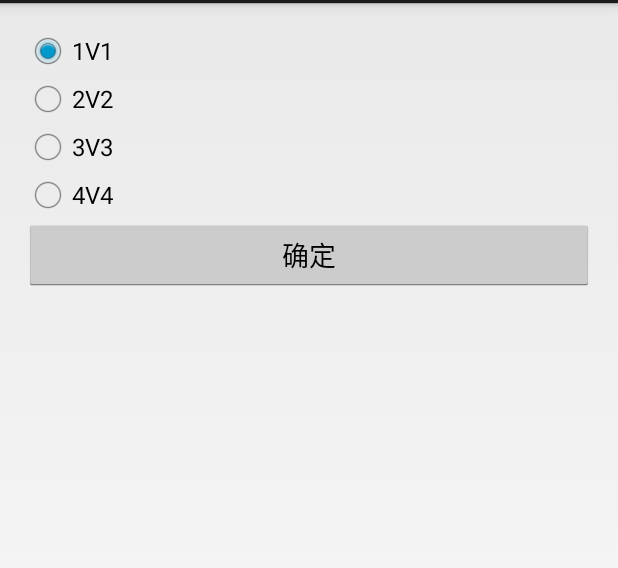
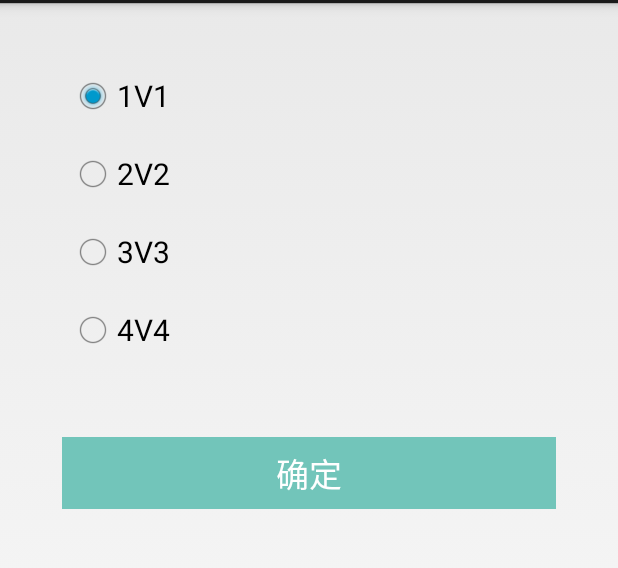
Before and after one commit to WYK765331852/TankBattles, an Android app: the screen it shows after launch (MainActivity), on a phone screen of 412 x 824 dp, the part 69-637 px from its top. Run offline under Robolectric (Android 15) with nearby library versions, the phone set to English and light mode, and no system bars; our stand-ins replace CircleImageView.

Commit message:
change UI

```diff
--- a/app/src/main/java/com/tju/tank/ChooseTank.java
+++ b/app/src/main/java/com/tju/tank/ChooseTank.java
@@ -25,7 +25,7 @@ public class ChooseTank extends Activity {
         super.onCreate(savedInstanceState);
         setContentView(R.layout.choosetank_layout);
         tank = findViewById(R.id.tank);
-        btn_main_ok = findViewById(R.id.btn_main_ok);
+        btn_main_ok = findViewById(R.id.btn_main2_ok);
         btn_main_ok.setOnClickListener(new View.OnClickListener() {
             @Override
             public void onClick(View view) {
--- a/app/src/main/res/layout/pre_layout.xml
+++ b/app/src/main/res/layout/pre_layout.xml
@@ -3,47 +3,59 @@
     xmlns:tools="http://schemas.android.com/tools"
     android:layout_width="match_parent"
     android:layout_height="match_parent"
-    android:paddingBottom="@dimen/activity_vertical_margin"
+    android:orientation="vertical"
     android:paddingLeft="@dimen/activity_horizontal_margin"
+    android:paddingTop="@dimen/activity_vertical_margin"
     android:paddingRight="@dimen/activity_horizontal_margin"
-    android:paddingTop="@dimen/activity_vertical_margin"
-    android:orientation="vertical"  >
+    android:paddingBottom="@dimen/activity_vertical_margin">
 
     <RadioGroup
+        android:id="@+id/playmodel"
         android:layout_width="match_parent"
         android:layout_height="wrap_content"
-        android:id="@+id/playmodel"
-        >
+        android:layout_margin="20dp">
+
         <RadioButton
+            android:id="@+id/m_1v1"
             android:layout_width="wrap_content"
             android:layout_height="wrap_content"
+            android:layout_margin="10dp"
+            android:checked="true"
             android:text="1V1"
-            android:id="@+id/m_1v1"
-            android:checked="true"
-            />
+            android:textSize="20sp" />
+
         <RadioButton
+            android:id="@+id/m_2v2"
             android:layout_width="wrap_content"
             android:layout_height="wrap_content"
+            android:layout_margin="10dp"
             android:text="2V2"
-            android:id="@+id/m_2v2"
-            />
-            <RadioButton
+            android:textSize="20sp" />
+
+        <RadioButton
+            android:id="@+id/m_3v3"
             android:layout_width="wrap_content"
             android:layout_height="wrap_content"
+            android:layout_margin="10dp"
             android:text="3V3"
-            android:id="@+id/m_3v3"
-            />
-            <RadioButton
+            android:textSize="20sp" />
+
+        <RadioButton
+            android:id="@+id/m_4v4"
             android:layout_width="wrap_content"
             android:layout_height="wrap_content"
+            android:layout_margin="10dp"
             android:text="4V4"
-            android:id="@+id/m_4v4"
-            />
+            android:textSize="20sp" />
     </RadioGroup>
+
     <Button
+        android:id="@+id/btn_main_ok"
+        android:textColor="#FFFFFF"
+        android:background="#72C5BA"
         android:layout_width="match_parent"
         android:layout_height="wrap_content"
+        android:layout_margin="25dp"
         android:text="确定"
-        android:id="@+id/btn_main_ok"
-        />
- </LinearLayout>
+        android:textSize="22sp" />
+</LinearLayout>
```
Also changed, not shown: app/src/main/res/layout/choosetank_layout.xml (+15 -1 lines).
